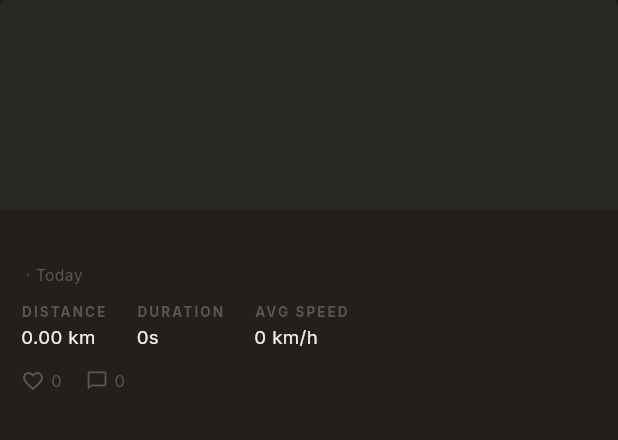
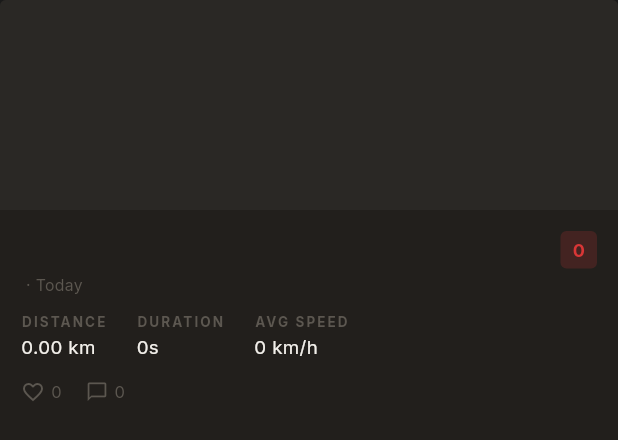
Before and after one commit to jimbes/Motor-share, a Flutter app: the RideCard widget shown alone on an empty page, opened directly with empty values, on a phone screen of 412 x 824 dp. Shown: the top 440 px of the screen. Run offline on Flutter 3.47's test engine with Material 3 defaults, Android fonts, the phone set to English and light mode, and no system bars; our stand-ins replace dio, flutter_map, flutter_secure_storage, flutter_svg, geolocator, image_picker and 2 more; missing offline and left inert: flutter_foreground_task; accounts and stored records are empty; generated files the repository leaves out were written again; network calls fail.

Commit message:
Show the per-ride speeding score from the backend
Parses the new speed_score/speeding_events fields returned by the API,
displays a color-coded 0-100 score with the speeding event breakdown
on the ride detail screen (or a "no data" note for off-road rides with
no tagged roads nearby), and adds a compact score badge to feed cards.
Saving a ride now opens its detail screen afterward so the rider sees
the freshly computed score right away.

Co-Authored-By: Claude Sonnet 5 <noreply@anthropic.com>
Claude-Session: https://claude.ai/code/session_012pB5gjiTVbuwqiyfcrLM6c

```diff
--- a/app/lib/core/models/ride.dart
+++ b/app/lib/core/models/ride.dart
@@ -1,5 +1,6 @@
 import 'ride_comment.dart';
 import 'ride_photo.dart';
+import 'speeding_event.dart';
 import 'track_point.dart';
 
 class RideAuthor {
@@ -45,6 +46,8 @@ class Ride {
     required this.distanceMeters,
     required this.avgSpeedKmh,
     required this.maxSpeedKmh,
+    this.speedScore,
+    this.speedingEvents,
     required this.user,
     this.bike,
     this.polyline = const [],
@@ -64,6 +67,8 @@ class Ride {
   final int distanceMeters;
   final double avgSpeedKmh;
   final double maxSpeedKmh;
+  final int? speedScore;
+  final List<SpeedingEvent>? speedingEvents;
   final RideAuthor user;
   final RideBikeSummary? bike;
   final List<TrackPoint> polyline;
@@ -92,6 +97,8 @@ class Ride {
       distanceMeters: distanceMeters,
       avgSpeedKmh: avgSpeedKmh,
       maxSpeedKmh: maxSpeedKmh,
+      speedScore: speedScore,
+      speedingEvents: speedingEvents,
       user: user,
       bike: bike,
       polyline: polyline,
@@ -114,6 +121,10 @@ class Ride {
       distanceMeters: json['distance_meters'] as int,
       avgSpeedKmh: double.parse(json['avg_speed_kmh'].toString()),
       maxSpeedKmh: double.parse(json['max_speed_kmh'].toString()),
+      speedScore: json['speed_score'] as int?,
+      speedingEvents: (json['speeding_events'] as List<dynamic>?)
+          ?.map((e) => SpeedingEvent.fromJson(e as Map<String, dynamic>))
+          .toList(),
       user: RideAuthor.fromJson(json['user'] as Map<String, dynamic>),
       bike: json['bike'] != null ? RideBikeSummary.fromJson(json['bike'] as Map<String, dynamic>) : null,
       polyline: (json['polyline'] as List<dynamic>? ?? [])
--- /dev/null
+++ b/app/lib/core/models/speeding_event.dart
@@ -0,0 +1,28 @@
+/// A single continuous stretch of a ride spent above the posted speed
+/// limit (plus tolerance), as computed server-side from OpenStreetMap
+/// road data.
+class SpeedingEvent {
+  const SpeedingEvent({
+    required this.startedAt,
+    required this.durationSeconds,
+    required this.limitKmh,
+    required this.maxSpeedKmh,
+    required this.excessKmh,
+  });
+
+  final DateTime startedAt;
+  final int durationSeconds;
+  final double limitKmh;
+  final double maxSpeedKmh;
+  final double excessKmh;
+
+  factory SpeedingEvent.fromJson(Map<String, dynamic> json) {
+    return SpeedingEvent(
+      startedAt: DateTime.parse(json['started_at'] as String),
+      durationSeconds: json['duration_seconds'] as int,
+      limitKmh: double.parse(json['limit_kmh'].toString()),
+      maxSpeedKmh: double.parse(json['max_speed_kmh'].toString()),
+      excessKmh: double.parse(json['excess_kmh'].toString()),
+    );
+  }
+}
--- a/app/lib/core/speed_color.dart
+++ b/app/lib/core/speed_color.dart
@@ -12,6 +12,13 @@ Color speedToColor(double speedKmh, double avgSpeedKmh) {
   if (avgSpeedKmh <= 0) return const Color(0xFF8E2430);
   final ratio = (speedKmh / avgSpeedKmh).clamp(0.0, 2.0);
   final hue = (ratio / 2.0) * 120.0; // 0=red, 60=yellow (at the average), 120=green
+  return HSVColor.fromAHSV(1.0, hue, 0.75, 0.85).toColor();
+}
+
+/// Same red->green heat-map used for [speedToColor], applied to a 0-100
+/// speeding score instead of a speed ratio (0=red, 100=green).
+Color scoreToColor(int score) {
+  final hue = (score.clamp(0, 100) / 100.0) * 120.0;
   return HSVColor.fromAHSV(1.0, hue, 0.75, 0.85).toColor();
 }
 
--- a/app/lib/widgets/ride_card.dart
+++ b/app/lib/widgets/ride_card.dart
@@ -2,6 +2,7 @@ import 'package:flutter/material.dart';
 
 import '../core/format.dart';
 import '../core/models/ride.dart';
+import '../core/speed_color.dart';
 import '../l10n/app_localizations.dart';
 import '../theme/redl_colors.dart';
 import '../theme/redl_spacing.dart';
@@ -35,7 +36,15 @@ class RideCard extends StatelessWidget {
               child: Column(
                 crossAxisAlignment: CrossAxisAlignment.start,
                 children: [
-                  Text(ride.title, style: RedlText.title(fontSize: 13)),
+                  Row(
+                    children: [
+                      Expanded(child: Text(ride.title, style: RedlText.title(fontSize: 13))),
+                      if (ride.speedScore != null) ...[
+                        const SizedBox(width: 8),
+                        _ScoreBadge(score: ride.speedScore!, label: l10n.speedScoreLabel),
+                      ],
+                    ],
+                  ),
                   const SizedBox(height: 4),
                   Text(
                     '${ride.user.name} · ${formatRelativeDate(context, ride.startedAt)}',
@@ -85,6 +94,26 @@ class RideCard extends StatelessWidget {
   }
 }
 
+class _ScoreBadge extends StatelessWidget {
+  const _ScoreBadge({required this.score, required this.label});
+
+  final int score;
+  final String label;
+
+  @override
+  Widget build(BuildContext context) {
+    final color = scoreToColor(score);
+    return Tooltip(
+      message: '$label: $score',
+      child: Container(
+        padding: const EdgeInsets.symmetric(horizontal: 8, vertical: 4),
+        decoration: BoxDecoration(color: color.withValues(alpha: 0.18), borderRadius: BorderRadius.circular(RedlRadius.sm)),
+        child: Text('$score', style: RedlText.title(fontSize: 12, color: color)),
+      ),
+    );
+  }
+}
+
 class _Stat extends StatelessWidget {
   const _Stat({required this.label, required this.value});
 
```
Also changed, not shown: app/lib/l10n/app_en.arb (+19 -0 lines), app/lib/l10n/app_fr.arb (+7 -0 lines), app/lib/screens/ride_summary_screen.dart (+75 -1 lines), 2 other files.
